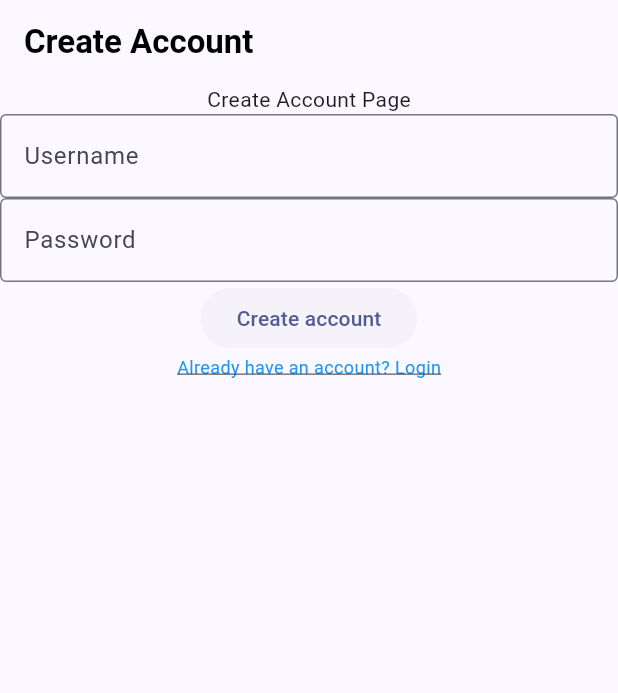
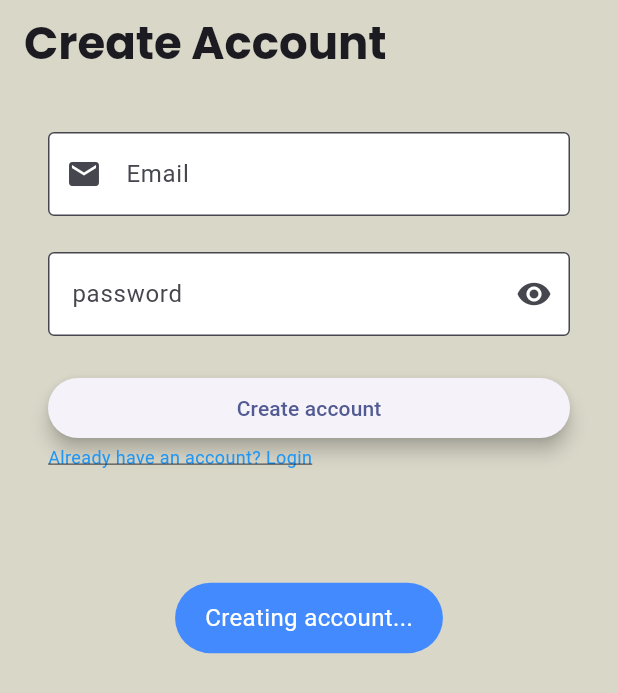
Before and after one commit to UCD-193AB-ws24/CycleGuardFrontend, a Flutter app: the CreateAccountPage screen opened directly, after a tap on "Create account", on a phone screen of 412 x 824 dp. Shown: the top 693 px of the screen. Run offline on Flutter 3.47's test engine with Material 3 defaults, Android fonts, the phone set to English and light mode, and no system bars; our stand-ins replace fluttertoast, google_fonts, smooth_page_indicator; missing offline and left inert: dart:ffi; network calls fail.

Commit message:
Set create account page to same format as login

```diff
--- a/lib/pages/create_account.dart
+++ b/lib/pages/create_account.dart
@@ -4,7 +4,10 @@ import 'package:cycle_guard_app/auth/auth_util.dart';
 import 'package:cycle_guard_app/pages/home_page.dart';
 import 'package:cycle_guard_app/pages/login_page.dart';
 import 'package:flutter/material.dart';
+import 'package:fluttertoast/fluttertoast.dart';
 import '../main.dart'; // Import MyAppState
+
+import 'package:google_fonts/google_fonts.dart';
 
 class CreateAccountPage extends StatefulWidget {
   @override
@@ -15,13 +18,24 @@ class CreateAccountPage extends StatefulWidget {
 }
 
 class LoginFormState extends State<CreateAccountPage> {
+  final poppinsStyle = TextStyle(fontSize: 30,fontWeight: FontWeight.bold);
   final usernameController = TextEditingController();
   final passwordController = TextEditingController();
-  bool _isCreatingAccount = false;
+
 
   void _tryCreateAccount() async {
     final username = usernameController.text;
     final password = passwordController.text;
+
+    Fluttertoast.showToast(
+        msg: "Creating account...",
+        toastLength: Toast.LENGTH_SHORT,
+        gravity: ToastGravity.CENTER,
+        timeInSecForIosWeb: 1,
+        backgroundColor: Colors.blueAccent,
+        textColor: Colors.white,
+        fontSize: 16.0
+    );
 
     bool createSuccess = await AuthUtil.createAccount(username, password);
     print(createSuccess?"Create account success!":"Create account failed!");
@@ -35,7 +49,7 @@ class LoginFormState extends State<CreateAccountPage> {
 
   void _login() {
     setState(() {
-      Navigator.pushReplacement(context, MaterialPageRoute(builder: (context) => LoginPage()));
+      Navigator.pushReplacement(context, MaterialPageRoute(builder: (context) => OnBoardStart()));
     });
   }
 
@@ -46,32 +60,64 @@ class LoginFormState extends State<CreateAccountPage> {
     super.dispose();
   }
 
+  Widget emailTextField() => TextField(
+
+    decoration: InputDecoration(
+      filled: true,
+      fillColor: Colors.white,
+      hintText: 'username@example.com',
+      labelText: 'Email',
+      prefixIcon:  Icon(Icons.mail),
+      border: OutlineInputBorder(),
+    ),
+    controller: usernameController,
+    keyboardType: TextInputType.emailAddress,
+    textInputAction: TextInputAction.done,
+  );
+  bool isVisible = true;
+  Widget passwordTextField() => TextField(
+    decoration: InputDecoration(
+      filled: true,
+      fillColor: Colors.white,
+      labelText: 'password',
+      //errorText: 'Incorrect Password',
+      border: OutlineInputBorder(),
+      suffixIcon: IconButton(
+        icon: isVisible ? Icon(Icons.visibility) : Icon(Icons.visibility_off),
+        onPressed: ()=>  setState(() => isVisible = !isVisible),
+      ),
+    ),
+    controller: passwordController,
+    textInputAction: TextInputAction.done,
+    obscureText: isVisible,
+  );
+
   @override
   Widget build(BuildContext context) {
     return Scaffold(
-      appBar: createAppBar(context, 'Create Account'),
+      backgroundColor: Color(0xFFD9D7C8),
+      appBar: AppBar(
+        title: Text(
+            'Create Account',
+            style: GoogleFonts.poppins(
+                textStyle: poppinsStyle
+            )),
+        backgroundColor: Color(0xFFD9D7C8),
+      ),
       body: Center(
-          child: Column(
+          child: ListView(
+            padding: EdgeInsets.all(32),
+
             children: [
-              Text('Create Account Page'),
-              TextField(
-                decoration: InputDecoration(
-                  border: OutlineInputBorder(),
-                  hintText: 'Username',
-                ),
-                controller: usernameController,
-              ),
-              TextField(
-                decoration: InputDecoration(
-                  border: OutlineInputBorder(),
-                  hintText: 'Password',
-                ),
-                controller: passwordController,
-              ),
+              emailTextField(),
+              const SizedBox(height:24),
+              passwordTextField(),
+              const SizedBox(height:24),
               ElevatedButton(
                 style: ElevatedButton.styleFrom(
                   // foregroundColor: Colors.purple,
-                  elevation: 0,
+                  elevation: 5,
+
                 ),
                 onPressed: _tryCreateAccount,
                 child: Text("Create account"),
--- a/lib/pages/login_page.dart
+++ b/lib/pages/login_page.dart
@@ -27,7 +27,6 @@ class LoginFormState extends State<LoginPage> {
   final poppinsStyle = TextStyle(fontSize: 30,fontWeight: FontWeight.bold);
   final usernameController = TextEditingController();
   final passwordController = TextEditingController();
-  bool _isCreatingAccount = false;
 
   void _tryLogin() async {
     final username = usernameController.text;
```
